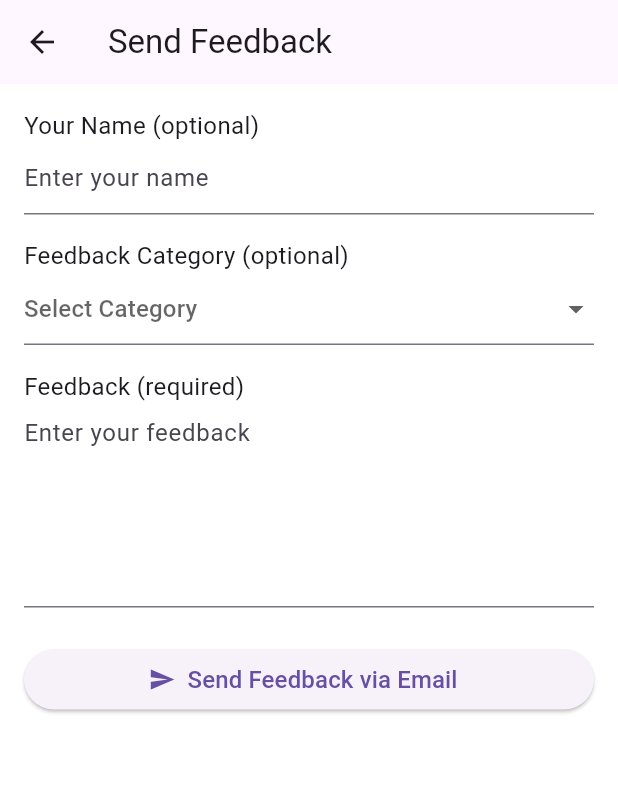
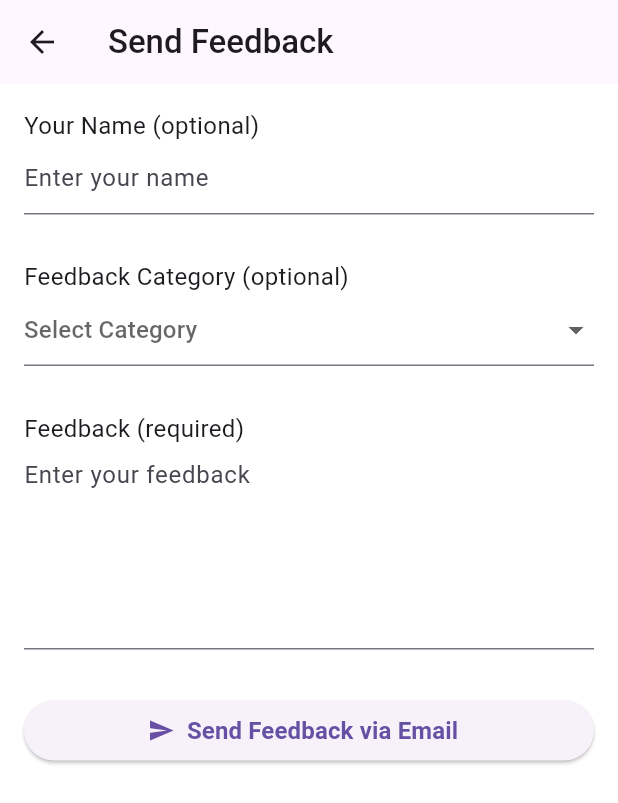
Before and after one commit to bhavishy2801/jeezy, a Flutter app: the FeedbackPage screen opened directly, on a phone screen of 412 x 824 dp. Shown: the top 803 px of the screen. Run offline on Flutter 3.47's test engine with Material 3 defaults, Android fonts, the light colour scheme and no system bars; our stand-ins replace cloud_firestore, firebase_auth, firebase_core, google_fonts, google_sign_in, share_plus and 1 more; accounts and stored records are empty.

Commit message:
Some fixes and updations in UI

```diff
--- a/lib/main.dart
+++ b/lib/main.dart
@@ -93,7 +93,7 @@ class MyApp extends StatelessWidget {
               backgroundColor: Color.fromARGB(255, 12, 20, 41),
             ),
             colorScheme: const ColorScheme.dark(
-              primary: Color(0xFF6C63FF),
+              primary: Color.fromARGB(255, 242, 202, 249),
               secondary: Color(0xFF9C27B0),
               background: Color.fromARGB(255, 12, 20, 41),
               surface: Color(0xFF1C2542),
--- a/lib/screens/feedback_screen.dart
+++ b/lib/screens/feedback_screen.dart
@@ -21,7 +21,8 @@ class _FeedbackPageState extends State<FeedbackPage> {
   final List<String> _categories = [
     "Bug Report",
     "Feature Request",
-    "General Feedback"
+    "General Feedback",
+    "Other"
   ];
 
   @override
@@ -55,7 +56,7 @@ class _FeedbackPageState extends State<FeedbackPage> {
   @override
   Widget build(BuildContext context) {
     return Scaffold(
-      appBar: AppBar(title: Text("Send Feedback")),
+      appBar: AppBar(title: Text("Send Feedback", style: GoogleFonts.comicNeue(fontWeight: FontWeight.w500),)),
       body: Padding(
         padding: const EdgeInsets.all(16.0),
         child: Form(
@@ -70,7 +71,7 @@ class _FeedbackPageState extends State<FeedbackPage> {
                   hintText: "Enter your name",
                 ),
               ),
-              SizedBox(height: 16),
+              SizedBox(height: 30),
               Text("Feedback Category (optional)", style: GoogleFonts.comicNeue(fontSize: 16),),
               DropdownButtonFormField<String>(
                 value: _selectedCategory,
@@ -87,7 +88,7 @@ class _FeedbackPageState extends State<FeedbackPage> {
                   });
                 },
               ),
-              SizedBox(height: 16),
+              SizedBox(height: 30),
               Text("Feedback (required)", style: GoogleFonts.comicNeue(fontSize: 16),),
               TextFormField(
                 style: GoogleFonts.comicNeue(fontSize: 16),
@@ -105,11 +106,11 @@ class _FeedbackPageState extends State<FeedbackPage> {
                   return null;
                 },
               ),
-              SizedBox(height: 24),
+              SizedBox(height: 30),
               ElevatedButton.icon(
                 onPressed: _sendFeedback,
                 icon: Icon(Icons.send),
-                label: Text("Send Feedback via Email", style: GoogleFonts.comicNeue(fontSize: 16),),
+                label: Text("Send Feedback via Email", style: GoogleFonts.comicNeue(fontSize: 16, fontWeight: FontWeight.bold),),
               ),
             ],
           ),
--- a/lib/screens/profile.dart
+++ b/lib/screens/profile.dart
@@ -221,7 +221,6 @@ class _ProfilePageState extends State<ProfilePage> {
       style: TextStyle(color: textColor),
       decoration: InputDecoration(
         labelText: label,
-        labelStyle: TextStyle(color: Colors.grey[400]),
         filled: true,
         fillColor: fillColor,
         border: OutlineInputBorder(
@@ -257,7 +256,6 @@ class _ProfilePageState extends State<ProfilePage> {
       style: TextStyle(color: textColor),
       decoration: InputDecoration(
         labelText: label,
-        labelStyle: TextStyle(color: Colors.grey[400]),
         filled: true,
         fillColor: fillColor,
         border: OutlineInputBorder(
```
Also changed, not shown: lib/screens/home_screen.dart (+46 -15 lines).
